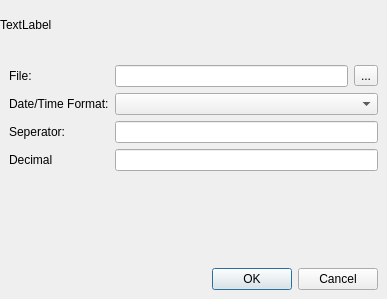
The window that pySide/preference.ui (kangsb/Python3) describes before a commit, drawn with Qt 5.
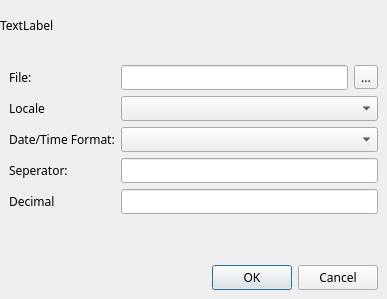
The same window after the commit. Icons and pictures are not drawn.

```diff
--- a/pySide/preference.ui
+++ b/pySide/preference.ui
@@ -10,6 +10,11 @@
     <height>299</height>
    </rect>
   </property>
+  <property name="font">
+   <font>
+    <family>Microsoft YaHei</family>
+   </font>
+  </property>
   <property name="windowTitle">
    <string>Preference</string>
   </property>
@@ -50,27 +55,20 @@
      <layout class="QVBoxLayout" name="verticalLayout">
       <item>
        <layout class="QGridLayout" name="gridLayout">
-        <item row="1" column="1">
-         <widget class="QComboBox" name="comboBox">
-          <property name="focusPolicy">
-           <enum>Qt::StrongFocus</enum>
-          </property>
-         </widget>
-        </item>
-        <item row="3" column="0">
-         <widget class="QLabel" name="label_5">
-          <property name="text">
-           <string>Decimal</string>
-          </property>
-         </widget>
-        </item>
         <item row="2" column="1">
-         <widget class="QLineEdit" name="lineEdit_2"/>
+         <widget class="QComboBox" name="cb_datetime">
+          <property name="focusPolicy">
+           <enum>Qt::StrongFocus</enum>
+          </property>
+         </widget>
         </item>
         <item row="3" column="1">
          <widget class="QLineEdit" name="lineEdit_3"/>
         </item>
-        <item row="1" column="0">
+        <item row="4" column="1">
+         <widget class="QLineEdit" name="le_decimal"/>
+        </item>
+        <item row="2" column="0">
          <widget class="QLabel" name="label_3">
           <property name="text">
            <string>Date/Time Format:</string>
@@ -94,6 +92,13 @@
           </item>
          </layout>
         </item>
+        <item row="4" column="0">
+         <widget class="QLabel" name="label_5">
+          <property name="text">
+           <string>Decimal</string>
+          </property>
+         </widget>
+        </item>
         <item row="0" column="0">
          <widget class="QLabel" name="label_2">
           <property name="text">
@@ -101,13 +106,27 @@
           </property>
          </widget>
         </item>
-        <item row="2" column="0">
+        <item row="3" column="0">
          <widget class="QLabel" name="label_4">
           <property name="text">
            <string>Seperator:</string>
           </property>
          </widget>
         </item>
+        <item row="1" column="0">
+         <widget class="QLabel" name="label">
+          <property name="text">
+           <string>Locale</string>
+          </property>
+         </widget>
+        </item>
+        <item row="1" column="1">
+         <widget class="QComboBox" name="cb_locale">
+          <property name="focusPolicy">
+           <enum>Qt::StrongFocus</enum>
+          </property>
+         </widget>
+        </item>
        </layout>
       </item>
       <item>
@@ -130,6 +149,9 @@
           <property name="orientation">
            <enum>Qt::Horizontal</enum>
           </property>
+          <property name="sizeType">
+           <enum>QSizePolicy::Expanding</enum>
+          </property>
           <property name="sizeHint" stdset="0">
            <size>
             <width>40</width>
```
Left out of the diff: 43 changed lines with no effect on the pictures.
